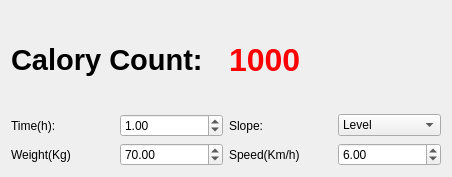
Qt form Qt6_GUI_Development_for_Beginners/4-4CaloryCounter/widget.ui (SolarAA-11/LearnQt) before a commit.
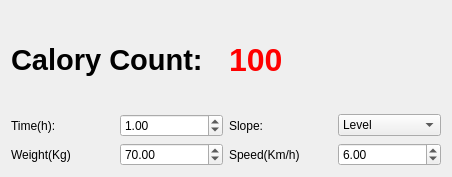
The same form after that commit.

Patch:
```diff
--- a/Qt6_GUI_Development_for_Beginners/4-4CaloryCounter/widget.ui
+++ b/Qt6_GUI_Development_for_Beginners/4-4CaloryCounter/widget.ui
@@ -41,7 +41,7 @@
         <string notr="true">color: red;</string>
        </property>
        <property name="text">
-        <string>1000</string>
+        <string>100</string>
        </property>
       </widget>
      </item>
```
